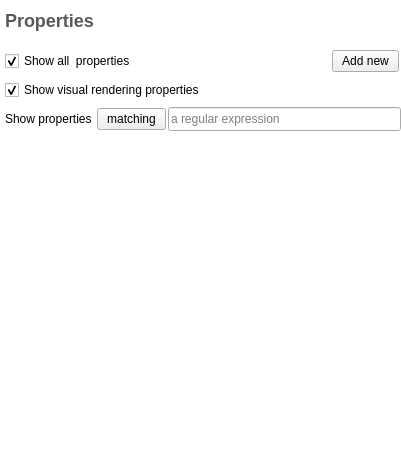
Qt form plugins/view/TableView/PropertiesEditor.ui (Tulip-Dev/tulip) before a commit.
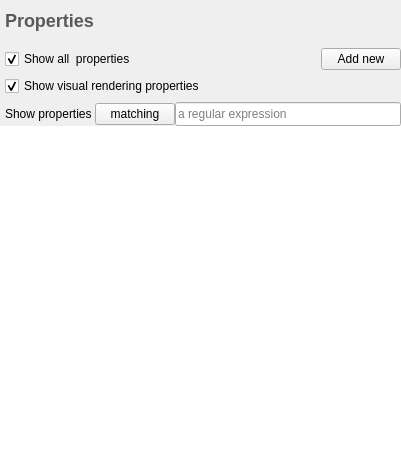
The same form after that commit. Icons and pictures are not drawn. Custom widgets are drawn as their Qt base class.

Commit message: plugins style sheets cleanup: use the perspective main window style sheet as much as possible

```diff
--- a/plugins/view/TableView/PropertiesEditor.ui
+++ b/plugins/view/TableView/PropertiesEditor.ui
@@ -19,94 +19,6 @@
   <property name="windowTitle">
    <string>Properties</string>
   </property>
-  <property name="styleSheet">
-   <string notr="true">QPushButton, QComboBox {
-border-image: url(:/tulip/gui/ui/btn_26.png) 4;
-border-width: 4;
-padding: 0px 6px;
-font-size: 12px;
-}
-QPushButton, QComboBox, QLabel {
-color: black;
-}
-QPushButton:hover, QComboBox:hover {
-border-image: url(:/tulip/gui/ui/btn_26_hover.png) 4;
-}
-QPushButton:disabled, QComboBox::disabled {
-color:gray;
-}
-QPushButton:pressed{
-border-image: url(:/tulip/gui/ui/btn_26_pressed.png) 4;
-}
-QPushButton::menu-indicator{
-subcontrol-origin: margin;
-subcontrol-position: center right;
-right: 4px;
-}
-QPushButton {
-outline: none;
-margin: 2
-}
-
-
-QComboBox::down-arrow {
-image: url(:/tulip/gui/ui/combobox_arrow.png);
-}
-
-QComboBox:drop-down {
-subcontrol-origin: padding;
-subcontrol-position: top right;
-border-left-style: none; 
-border-top-right-radius: 1px;
-border-bottom-right-radius: 1px;
-}
-
-#PropertiesEditor {
-background-color: white;
-border: 0px;
-}
-QScrollArea {
-border: 0px;
-}
-QFrame[ section=&quot;true&quot; ] {
-border: 1px solid #D9D9D9;
-padding-top: 0px;
-}
-QFrame[ subsection = &quot;true&quot; ] {
-border-top: 1px solid #D9D9D9;
-padding-top: 5px;
-background-color: #F4F4F4;
-}
-#frame_2 {
-border-right: 0px;
-}
-QPushButton[flat=&quot;true&quot;] {
-font: bold;
-border-image: none;
-border-width: 4;
-padding: 0px 6px;
-font-size: 12px;
-background-color: transparent;
-}
-QTableView {
-font: 12px;
-}
-QTableView::indicator:checked {
-image: url(:/tulip/gui/icons/eye.png);
-}
-QTableView::indicator:unchecked {
-image: url(:/tulip/gui/icons/eye_disabled.png);
-}
-QCheckBox::indicator:checked {
-image: url(:/tulip/gui/icons/eye.png);
-}
-#propsVisibilityCheck::indicator:indeterminate {
-image: url(:/tulip/gui/icons/eye_partially_disabled.png);
-}
-QCheckBox::indicator:unchecked {
-image: url(:/tulip/gui/icons/eye_disabled.png);
-}</string>
-  </property>
   <layout class="QVBoxLayout" name="verticalLayout">
    <property name="spacing">
     <number>0</number>
@@ -277,6 +189,16 @@
    </item>
    <item>
     <widget class="QFrame" name="frame_2">
+      <property name="styleSheet">
+	<string notr="true">
+#frame_2 {
+border-right: 0px;
+}
+QFrame[ section=&quot;true&quot; ] {
+border: 1px solid #D9D9D9;
+padding-top: 0px;
+}</string>
+      </property>
      <property name="section" stdset="0">
       <bool>true</bool>
      </property>
@@ -288,7 +210,19 @@
        <number>0</number>
       </property>
       <item>
-       <widget class="QTableView" name="tableView">
+       <widget class="QTableView" name="propertiesTableView">
+	 <property name="styleSheet">
+	   <string notr="true">
+QTableView {
+font: 12px;
+}
+QTableView::indicator:checked {
+image: url(:/tulip/gui/icons/eye.png);
+}
+QTableView::indicator:unchecked {
+image: url(:/tulip/gui/icons/eye_disabled.png);
+}</string>
+	 </property>
         <property name="sizePolicy">
          <sizepolicy hsizetype="MinimumExpanding" vsizetype="Expanding">
           <horstretch>0</horstretch>
```
Left out of the diff: 5 changed lines with no effect on the pictures. The commit also changes 22 other files.
